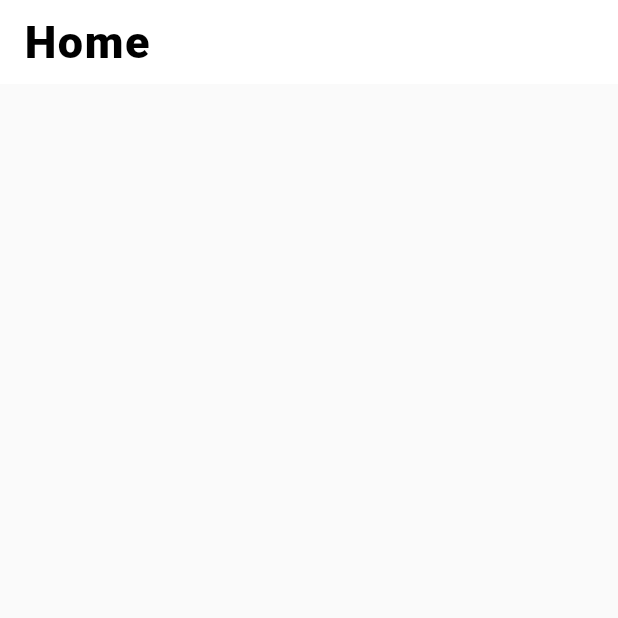
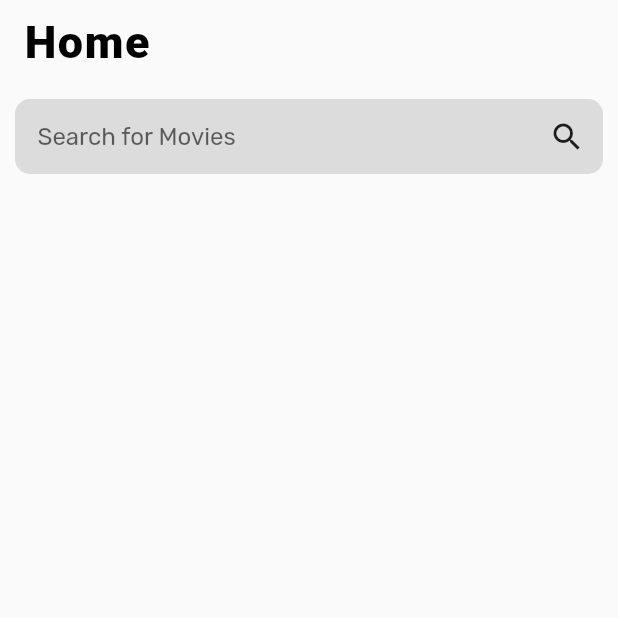
Before and after one commit to Yash-Garg/imdb-movies-search, a Flutter app: the screen it shows after launch, on a phone screen of 412 x 824 dp, the top half of it. Run offline on Flutter 3.47's test engine with Material 2 defaults, Android fonts, the phone set to English and light mode, and no system bars; our stand-ins replace dio, flutter_hooks, flutter_riverpod, freezed_annotation, google_fonts; Roboto replaces fonts that are missing (Capriola, Ubuntu).

Commit message:
chore: deps: add state notifier, hooks and search bar
Signed-off-by: Yash-Garg <yash.garg@outlook.in>

```diff
--- a/lib/src/theme/app_theme.dart
+++ b/lib/src/theme/app_theme.dart
@@ -6,5 +6,5 @@ const Color funkyRed = Color(0xFFF54748);
 final ThemeData appTheme = ThemeData(
   primaryColor: funkyRed,
   brightness: Brightness.light,
-  fontFamily: GoogleFonts.ubuntu().fontFamily,
+  fontFamily: GoogleFonts.rubik().fontFamily,
 );
--- a/lib/src/ui/home.dart
+++ b/lib/src/ui/home.dart
@@ -1,6 +1,18 @@
 import 'package:flutter/material.dart';
+import 'package:flutter_hooks/flutter_hooks.dart';
+import 'package:flutter_riverpod/flutter_riverpod.dart';
+import 'package:google_fonts/google_fonts.dart';
 
-class HomePage extends StatefulWidget {
+import '../data/models/search.dart';
+import '../data/repository/imdb_repository.dart';
+import '../data/state/result_state_notifier.dart';
+
+final moviesProvider =
+    StateNotifierProvider<GetResultRequestsNotifier, ResultState<List<Result>>>(
+  (ref) => GetResultRequestsNotifier(ref.watch(imdbRepositoryProvider)),
+);
+
+class HomePage extends StatefulHookWidget {
   const HomePage({Key? key}) : super(key: key);
 
   @override
@@ -10,6 +22,8 @@ class HomePage extends StatefulWidget {
 class _HomePageState extends State<HomePage> {
   @override
   Widget build(BuildContext context) {
+    final _searchController = useTextEditingController();
+
     return Scaffold(
       appBar: AppBar(
         title: Text(
@@ -19,14 +33,66 @@ class _HomePageState extends State<HomePage> {
             color: Colors.black,
             fontWeight: FontWeight.w900,
             letterSpacing: 1,
+            fontFamily: GoogleFonts.capriola().fontFamily,
           ),
         ),
-        backgroundColor: Colors.white,
+        backgroundColor: Colors.transparent,
         elevation: 0,
       ),
       body: Column(
-        children: [],
+        children: [
+          Padding(
+            padding: const EdgeInsets.all(10),
+            child: CustomSearchBar(searchController: _searchController),
+          ),
+        ],
       ),
     );
   }
 }
+
+class CustomSearchBar extends StatelessWidget {
+  const CustomSearchBar({
+    Key? key,
+    required this.searchController,
+  }) : super(key: key);
+
+  final TextEditingController searchController;
+
+  @override
+  Widget build(BuildContext context) {
+    return Column(
+      crossAxisAlignment: CrossAxisAlignment.start,
+      children: [
+        Container(
+          height: 50,
+          decoration: BoxDecoration(
+            color: Colors.black12,
+            borderRadius: BorderRadius.circular(10),
+          ),
+          padding: EdgeInsets.only(left: 15),
+          child: Row(
+            children: <Widget>[
+              Expanded(
+                child: TextField(
+                  cursorColor: Colors.black,
+                  enableSuggestions: true,
+                  controller: searchController,
+                  decoration: InputDecoration(
+                    hintText: 'Search for Movies',
+                    border: InputBorder.none,
+                  ),
+                  onSubmitted: (value) async {},
+                ),
+              ),
+              IconButton(
+                onPressed: () {},
+                icon: Icon(Icons.search),
+              ),
+            ],
+          ),
+        ),
+      ],
+    );
+  }
+}
--- a/pubspec.yaml
+++ b/pubspec.yaml
@@ -15,6 +15,7 @@ dependencies:
   flutter_riverpod: ^0.14.0+3
   freezed_annotation: ^0.14.2
   google_fonts: ^2.1.0
+  hooks_riverpod: ^0.14.0+4
 
 dev_dependencies:
   flutter_test:
```
Also changed, not shown: lib/src/data/repository/imdb_repository.dart (+16 -1 lines), lib/src/data/state/result_state_notifier.dart (added, +36 -0 lines), lib/src/data/state/result_state_notifier.freezed.dart (added), pubspec.lock.
